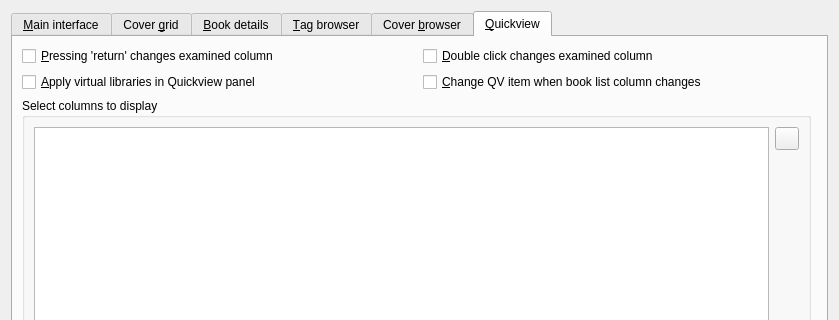
Qt form src/calibre/gui2/preferences/look_feel.ui (debian-calibre/calibre) before a commit; both pictures show x 0 to 839 and y 0 to 320 of the 839 by 580 pixel window.
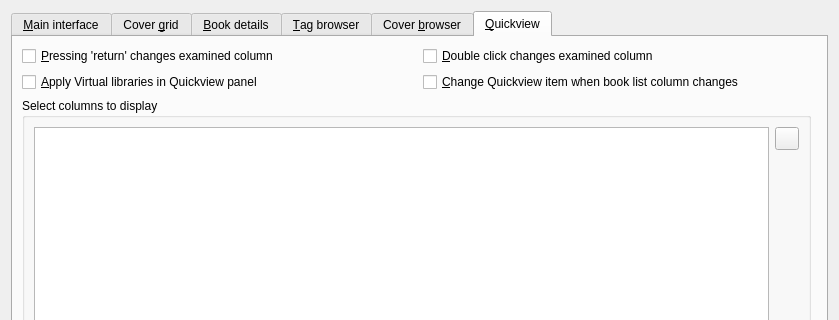
The same form after that commit. The open tabs and pages were chosen to show the change. Icons and pictures are not drawn. Custom widgets are drawn as their Qt base class.

What changed in the file:
```diff
--- a/src/calibre/gui2/preferences/look_feel.ui
+++ b/src/calibre/gui2/preferences/look_feel.ui
@@ -1217,7 +1217,7 @@
 unchecked then only row changes are taken into account.</string>
            </property>
            <property name="text">
-            <string>&amp;Apply virtual libraries in Quickview panel</string>
+            <string>&amp;Apply Virtual libraries in Quickview panel</string>
            </property>
           </widget>
          </item>
@@ -1228,7 +1228,7 @@
 when the column in the book list is changed using the cursor arrow keys</string>
            </property>
            <property name="text">
-            <string>&amp;Change QV item when book list column changes</string>
+            <string>&amp;Change Quickview item when book list column changes</string>
            </property>
           </widget>
          </item>
```
Left out of the diff: 4 changed lines with no effect on the pictures.
